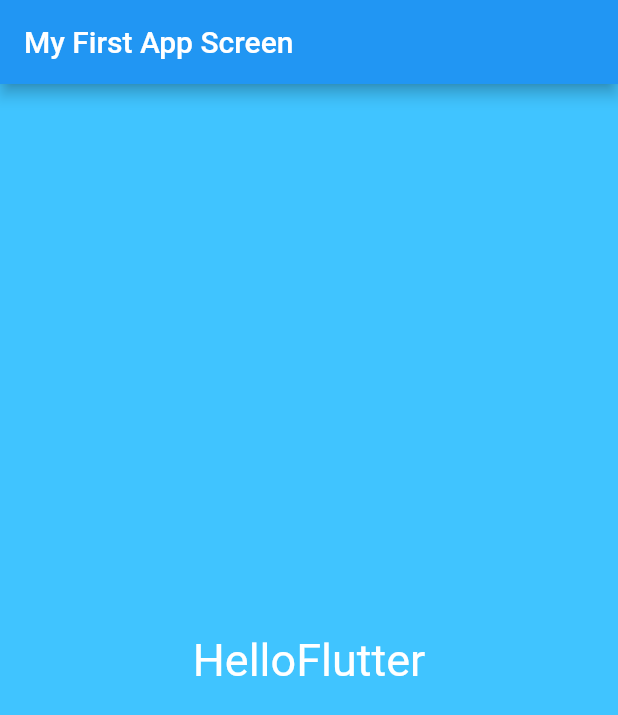
After one commit to mittal1234/FlutterAppSample, a Flutter app: the screen it shows after launch, on a phone screen of 412 x 824 dp. The commit adds this screen. Shown: the top 715 px of the screen. Run offline on Flutter 3.47's test engine with Material 2 defaults, Android fonts, the phone set to English and light mode, and no system bars.

Commit message:
create a firstscreen

```diff
--- /dev/null
+++ b/lib/app_screens/first_screen.dart
@@ -0,0 +1,19 @@
+import 'package:flutter/material.dart';
+
+class FirstScreen extends StatelessWidget{
+  @override
+  Widget build(BuildContext context) {
+    // TODO: implement build
+    return  Material(
+      color: Colors.lightBlueAccent,
+      child:   Center(
+        child:  Text(
+          "HelloFlutter",
+          textDirection: TextDirection.ltr,
+          style: TextStyle(color: Colors.white,fontSize: 30.0),
+        ),
+      ),
+    );
+  }
+
+}
--- a/lib/main.dart
+++ b/lib/main.dart
@@ -1,4 +1,5 @@
 import 'package:flutter/material.dart';
+import 'package:flutter_app/app_screens/first_screen.dart';
 
 void main() => runApp(new MyFlutterApp());
 
@@ -12,16 +13,7 @@ class MyFlutterApp extends StatelessWidget{
         title: "My Flutter App",
         home: Scaffold(
           appBar: AppBar(title: Text("My First App Screen"),),
-          body:  Material(
-            color: Colors.lightBlueAccent,
-            child:   Center(
-              child:  Text(
-                "HelloFlutter",
-                textDirection: TextDirection.ltr,
-                style: TextStyle(color: Colors.white,fontSize: 30.0),
-              ),
-            ),
-          ),
+          body: FirstScreen()
         )
     );
   }
```
